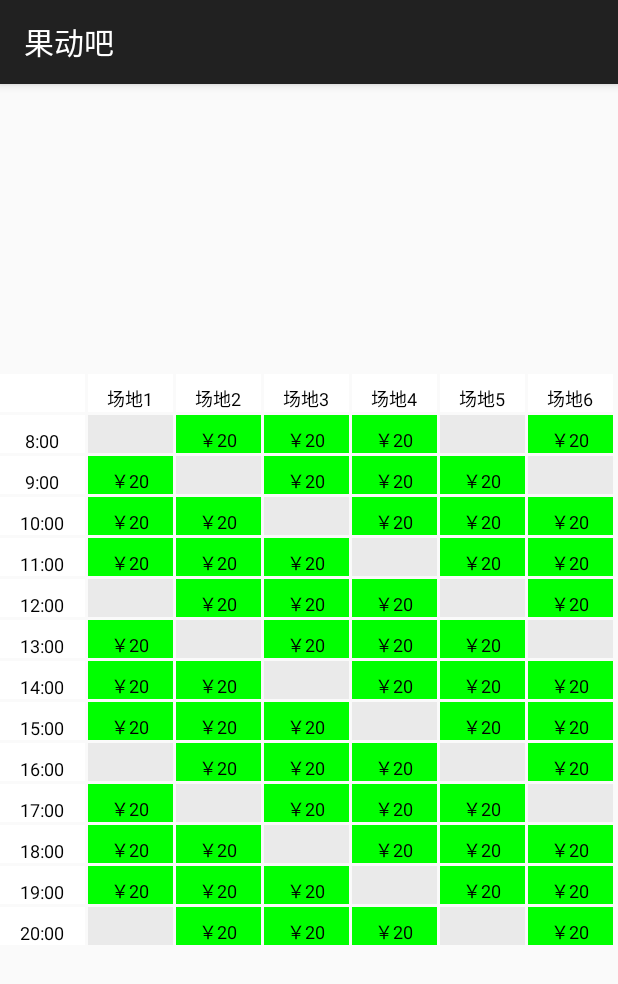
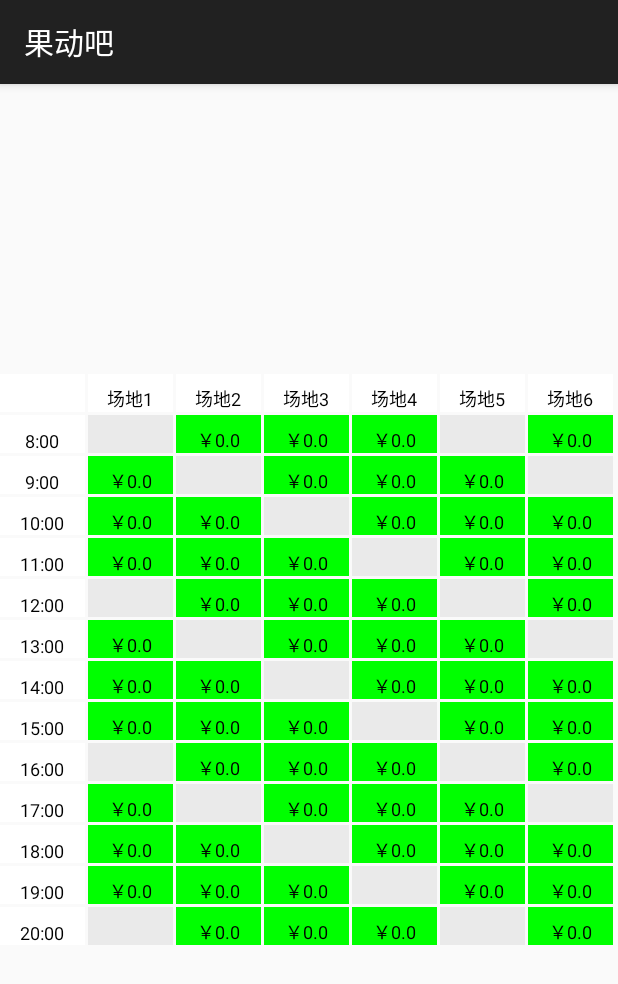
Before and after one commit to Guo-Dong-Ba-Team/guodong, an Android app: the fragment GymSelectFragment shown on its own in the app's theme, on a phone screen of 412 x 824 dp. Shown: the top 984 px of the screen. Run offline under Robolectric (Android 15) with nearby library versions, the phone set to English and light mode, and no system bars; 2 statements that could not run were skipped.

Commit message:
更新下单时场地价格

```diff
--- a/app/src/main/java/com/guodong/activity/SportVenueDetailActivity.java
+++ b/app/src/main/java/com/guodong/activity/SportVenueDetailActivity.java
@@ -110,7 +110,7 @@ public class SportVenueDetailActivity extends Activity
             @Override
             public void onClick(View v)
             {
-            	GymSelectActivity.actionStart(SportVenueDetailActivity.this,gymName);
+            	GymSelectActivity.actionStart(SportVenueDetailActivity.this,gymName, gymDetail.getOpen_time(), 6, gymDetail.getSingle_price());
             }
         });
 
--- a/app/src/main/java/com/guodong/fragment/GymSelectFragment.java
+++ b/app/src/main/java/com/guodong/fragment/GymSelectFragment.java
@@ -43,8 +43,7 @@ public class GymSelectFragment extends Fragment
     //已选择的场地数目，选择多于4块即弹出提示
     int selectedNum = 0;
 
-    //场地的价格，从app后台获取，这里采用fake数据
-    int singlePrice = 20;
+    float singlePrice = 0;
 
     public GymSelectFragment()
     {
@@ -63,16 +62,20 @@ public class GymSelectFragment extends Fragment
         gymSelectActivity.setOrderState(orderState);
     }
 
+    public void getSinglePrice()
+    {
+        singlePrice = gymSelectActivity.getPrice();
+    }
     @Override
     public View onCreateView(LayoutInflater inflater, ViewGroup container,
                              Bundle savedInstanceState)
     {
+//        singlePrice = getArguments().getFloat("price");
         View view = inflater.inflate(R.layout.fragment_order_gym, container, false);
-
         gridView = (GridView) view.findViewById(R.id.order_positon_gridview);
         arrayList = new ArrayList<>();
 
-
+        getSinglePrice();
         //设置场地的预订状态,实际中，根据商家端预订结果和时间过期信息来修改
         for (int i = 0; i < orderState.length; i++)
         {
@@ -242,6 +245,4 @@ public class GymSelectFragment extends Fragment
             return view;
         }
     }
-
-
 }
```
Also changed, not shown: app/src/main/java/com/guodong/activity/GymSelectActivity.java (+28 -14 lines).
